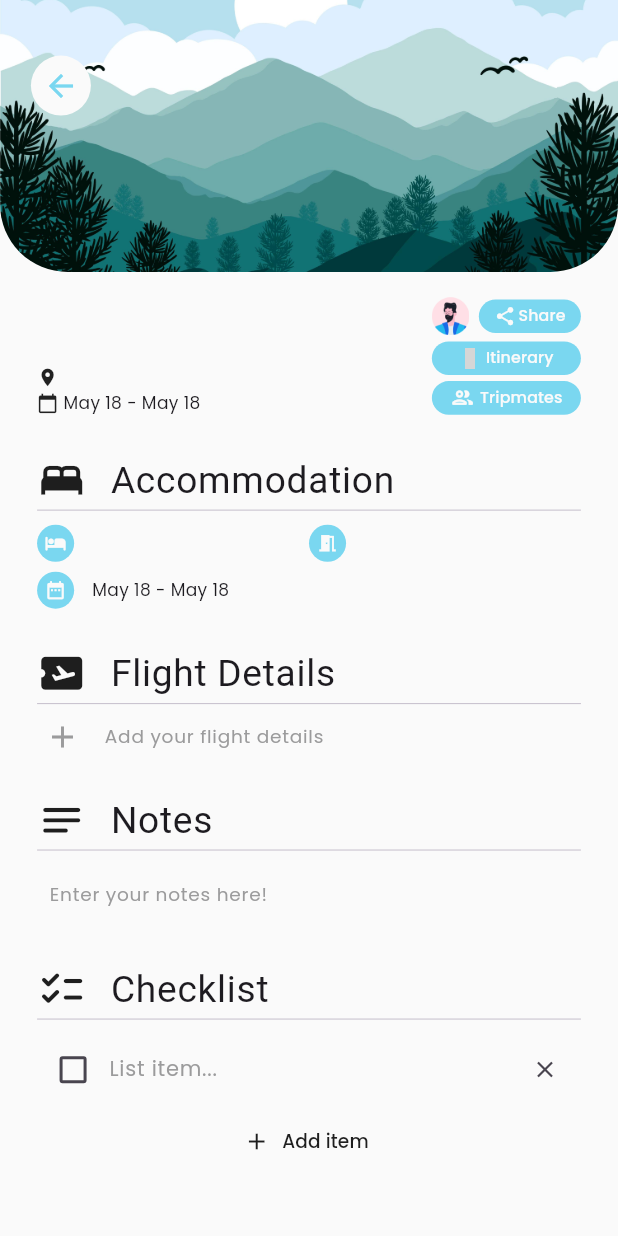
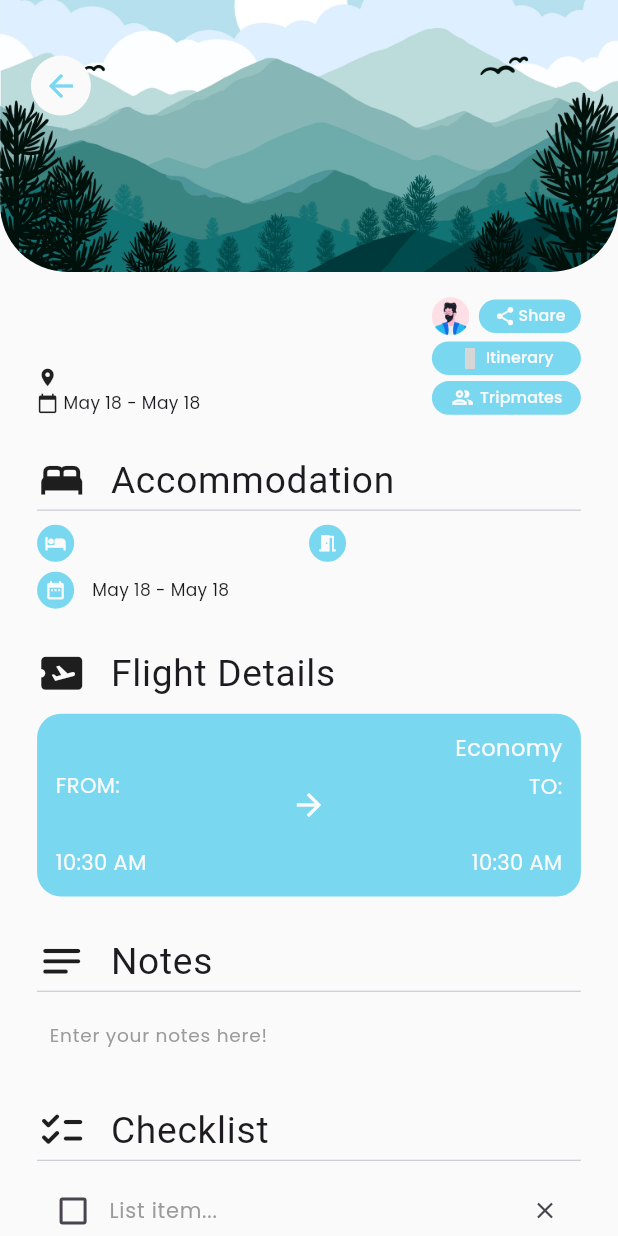
Before and after one commit to CMSC23-CD-1L-AY2024-2025-2ndSem/project-giovann_myko_jaco-et-al, a Flutter app: the TravelOverviewPage screen opened directly with empty values, after a tap on "Checklist", on a phone screen of 412 x 824 dp. Run offline on Flutter 3.47's test engine with Material 3 defaults, Android fonts, the phone set to English and light mode, and no system bars; our stand-ins replace cloud_firestore, country_picker, firebase_auth, firebase_core, get, iconsax and 3 more; missing offline and left inert: countries_utils; accounts and stored records are empty; generated files the repository leaves out were written again; Roboto replaces fonts that are missing (Cal Sans); grey boxes are pictures that could not be loaded.

Commit message:
fix: Travel plans now fully integrated in Firebase, will work on Itinerary integration once finalized

```diff
--- a/lib/controllers/firestore/travel_plan_database.dart
+++ b/lib/controllers/firestore/travel_plan_database.dart
@@ -44,7 +44,7 @@ class TravelPlanDatabase extends GetxController {
     plans.value = userPlans;
   },
   onError: (error, stackTrace) {
-    print('🔥 Error fetching travel plans: $error');
+    print('Error fetching travel plans: $error');
   },
   );
   }
@@ -61,10 +61,10 @@ class TravelPlanDatabase extends GetxController {
     await _db.collection('TravelPlans').doc(plan.id).update(plan.toJson());
   }
 
-  Future<void> addChecklistItem(TravelPlan plan, Checklist newItem) async {
-  final updatedChecklist = [...?plan.checklist, newItem];
-  final updatedPlan = plan.copyWith(checklist: updatedChecklist);
-  await updateTravelPlan(updatedPlan);
+
+  Future<void> updateChecklist(TravelPlan plan, List<Checklist> updatedChecklist) async {
+    final updatedPlan = plan.copyWith(checklist: updatedChecklist);
+    await TravelPlanDatabase.instance.updateTravelPlan(updatedPlan);
 }
 
 
--- a/lib/models/flight_details_model.dart
+++ b/lib/models/flight_details_model.dart
@@ -31,11 +31,11 @@ class FlightDetails {
       travelClass: json['travelClass'] ?? 'Economy',
       destFrom: json['destFrom'] ?? '',
       destFromTime: json['destFromTime'] != null
-          ? _timeOfDayFromString(json['destFromTime'])
+          ? timeOfDayFromString(json['destFromTime'])
           : null,
       destTo: json['destTo'] ?? '',
       destToTime: json['destToTime'] != null
-          ? _timeOfDayFromString(json['destToTime'])
+          ? timeOfDayFromString(json['destToTime'])
           : null,
     );
   }
@@ -45,19 +45,19 @@ class FlightDetails {
       'airlineName': airlineName,
       'travelClass': travelClass,
       'destFrom': destFrom,
-      'destFromTime': destFromTime != null ? _timeOfDayToString(destFromTime!) : null,
+      'destFromTime': destFromTime != null ? timeOfDayToString(destFromTime!) : null,
       'destTo': destTo,
-      'destToTime': destToTime != null ? _timeOfDayToString(destToTime!) : null,
+      'destToTime': destToTime != null ? timeOfDayToString(destToTime!) : null,
     };
   }
 
   // Converts TimeOfDay to string: "HH:mm"
-  static String _timeOfDayToString(TimeOfDay time) {
+  static String timeOfDayToString(TimeOfDay time) {
     return time.hour.toString().padLeft(2, '0') + ':' + time.minute.toString().padLeft(2, '0');
   }
 
   // Converts string: "HH:mm" to TimeOfDay
-  static TimeOfDay _timeOfDayFromString(String timeString) {
+  static TimeOfDay timeOfDayFromString(String timeString) {
     final parts = timeString.split(':');
     final hour = int.parse(parts[0]);
     final minute = int.parse(parts[1]);
--- a/lib/screens/travel-plan/travel_overview_page.dart
+++ b/lib/screens/travel-plan/travel_overview_page.dart
@@ -61,9 +61,9 @@ class _TravelOverviewPageState extends State<TravelOverviewPage> {
                         profilePicture,
                       ),
                       accommodationTile(context, screenWidth, screenHeight, widget.plan),
-                      flightTile(screenWidth, screenHeight),
-                      notesTile(screenWidth, screenHeight),
-                      checklistTile(screenWidth, screenHeight),
+                      flightTile(screenWidth, screenHeight, widget.plan),
+                      notesTile(screenWidth, screenHeight, widget.plan),
+                      ChecklistTile(width: screenWidth, height: screenHeight, plan: widget.plan)
                     ],
                   ),
                 ),
@@ -95,7 +95,7 @@ class _TravelOverviewPageState extends State<TravelOverviewPage> {
               children: [
                 Icon(Icons.location_on, size: height * 0.017177),
                 SizedBox(width: width * 0.008),
-                Text(plan.id!, style: TextStyle(fontSize: height * 0.0138)),
+                Text(plan.destination, style: TextStyle(fontSize: height * 0.0138)),
               ],
             ),
             SizedBox(height: height * 0.0014),
@@ -673,7 +673,7 @@ class _TravelOverviewPageState extends State<TravelOverviewPage> {
                     onTap: () async {
                       final picked = await showTimePicker(
                         context: context,
-                        initialTime: TimeOfDay.now(),
+                        initialTime: initialDetails == null ?TimeOfDay.now() : initialDetails.destFromTime!,
                       );
                       if (picked != null) {
                         setState(() => fromTime = picked);
@@ -693,7 +693,7 @@ class _TravelOverviewPageState extends State<TravelOverviewPage> {
                     onTap: () async {
                       final picked = await showTimePicker(
                         context: context,
-                        initialTime: TimeOfDay.now(),
+                        initialTime: initialDetails== null ? TimeOfDay.now(): initialDetails.destToTime!,
                       );
                       if (picked != null) {
                         setState(() => toTime = picked);
@@ -791,7 +791,7 @@ class _TravelOverviewPageState extends State<TravelOverviewPage> {
     return completer.future;
   }
 
-  Widget buildFlightCard(double width, double height) {
+  Widget buildFlightCard(double width, double height, FlightDetails details) {
     return Container(
       padding: EdgeInsets.all(width * 0.03),
       decoration: BoxDecoration(
@@ -805,7 +805,7 @@ class _TravelOverviewPageState extends State<TravelOverviewPage> {
               crossAxisAlignment: CrossAxisAlignment.start,
               children: [
                 Text(
-                  flightDetails!.airlineName,
+                  details.airlineName,
                   style: TextStyle(
                     fontSize: height * 0.0183,
                     color: AppColors.mutedWhite,
@@ -814,7 +814,7 @@ class _TravelOverviewPageState extends State<TravelOverviewPage> {
                 SizedBox(height: height * 0.005),
                 Text('FROM:', style: TextStyle(color: AppColors.mutedWhite)),
                 Text(
-                  flightDetails?.destFrom ?? '',
+                  details.destFrom,
                   style: TextStyle(
                     fontSize: height * 0.026,
                     fontFamily: "Cal Sans",
@@ -823,7 +823,7 @@ class _TravelOverviewPageState extends State<TravelOverviewPage> {
                   ),
                 ),
                 Text(
-                  flightDetails!.destFromTime as String,
+                  details.destFromTime!.format(context),
                   style: TextStyle(color: AppColors.mutedWhite),
                 ),
               ],
@@ -835,7 +835,7 @@ class _TravelOverviewPageState extends State<TravelOverviewPage> {
               crossAxisAlignment: CrossAxisAlignment.end,
               children: [
                 Text(
-                  flightDetails!.travelClass,
+                  details.travelClass,
                   style: TextStyle(
                     fontSize: height * 0.0183,
                     color: AppColors.mutedWhite,
@@ -844,7 +844,7 @@ class _TravelOverviewPageState extends State<TravelOverviewPage> {
                 SizedBox(height: height * 0.005),
                 Text('TO:', style: TextStyle(color: AppColors.mutedWhite)),
                 Text(
-                  flightDetails?.destTo ?? '',
+                  details.destTo,
                   style: TextStyle(
                     fontSize: height * 0.026,
                     fontFamily: "Cal Sans",
@@ -853,7 +853,7 @@ class _TravelOverviewPageState extends State<TravelOverviewPage> {
                   ),
                 ),
                 Text(
-                  flightDetails!.destToTime!.format(context),
+                  details.destToTime!.format(context),
                   style: TextStyle(color: AppColors.mutedWhite),
                 ),
               ],
@@ -864,7 +864,7 @@ class _TravelOverviewPageState extends State<TravelOverviewPage> {
     );
   }
 
-  Widget flightTile(double width, double height) {
+  Widget flightTile(double width, double height, TravelPlan? plan) {
     return GestureDetector(
       child: SizedBox(
         width: width * 0.88,
@@ -887,9 +887,9 @@ class _TravelOverviewPageState extends State<TravelOverviewPage> {
                 ),
               ),
             ),
-            if (hasFlightDetails) ...[
+            if (plan?.flight != null) ...[
               Padding(padding: EdgeInsets.only(top: height * 0.01)),
-              buildFlightCard(width, height),
+              buildFlightCard(width, height, plan!.flight!),
             ] else ...[
               Divider(height: height * 0.0036, thickness: height * 0.0009),
               ListTile(
@@ -912,12 +912,9 @@ class _TravelOverviewPageState extends State<TravelOverviewPage> {
                   ),
                 ),
                 onTap: () async {
-                  showAddFlight(context, (newFlightDetails) {
-                    setState(() {
-                      if (widget.plan.flight != null) {
-                        hasFlightDetails = true;
-                      }
-                    });
+                  showAddFlight(context, (newFlightDetails) async {
+                    plan?.flight = newFlightDetails;
+                    await TravelPlanDatabase.instance.updateTravelPlan(widget.plan);
                   }, widget.plan.flight);
                 },
               ),
@@ -929,18 +926,21 @@ class _TravelOverviewPageState extends State<TravelOverviewPage> {
   }
 
   // USE AS PLACEHOLDER
-  TextEditingController notesController = TextEditingController();
 
-  @override
-  void dispose() {
-    notesController.dispose();
-    super.dispose();
+
+
+
+  Widget notesTile(double width, double height, TravelPlan? plan) {
+  final TextEditingController notesController = TextEditingController();
+
+  if (plan?.notes != null && plan!.notes!.isNotEmpty) {
+    notesController.text = plan.notes!;
   }
 
-  Widget notesTile(double width, double height) {
   return SizedBox(
     width: width * 0.88,
     child: Column(
+      crossAxisAlignment: CrossAxisAlignment.start,
       children: [
         ListTile(
           contentPadding: EdgeInsets.zero,
@@ -960,7 +960,17 @@ class _TravelOverviewPageState extends State<TravelOverviewPage> {
           ),
         ),
         Divider(height: height * 0.0036, thickness: height * 0.0009),
-          TextField(
+        Focus(
+          onFocusChange: (hasFocus) async {
+            if (!hasFocus) {
+              final trimmedNotes = notesController.text.trim();
+              if (trimmedNotes != plan?.notes) {
+                plan?.notes = trimmedNotes;
+                await TravelPlanDatabase.instance.updateTravelPlan(widget.plan);
+              }
+            }
+          },
+          child: TextField(
             controller: notesController,
             cursorColor: AppColors.black,
             maxLines: null,
@@ -985,51 +995,60 @@ class _TravelOverviewPageState extends State<TravelOverviewPage> {
               hintText: "Enter your notes here!",
             ),
           ),
-          // ListTile(
-          //   contentPadding: EdgeInsets.only(
-          //     left: width * 0.012,
-          //     top: height * 0.01,
-          //   ),
-          //   minTileHeight: height * 0.03,
-          //   minVerticalPadding: 0,
-          //   leading: Icon(
-          //     Icons.add,
-          //     color: Color.fromRGBO(155, 155, 156, 1),
-          //   ),
-          //   title: Text(
-          //     "Enter your notes here!",
-          //     style: TextStyle(
-          //       fontSize: height * 0.015,
-          //       fontWeight: FontWeight.w400,
-          //       color: Color.fromRGBO(155, 155, 156, 1),
-          //     ),
-          //   ),
-          // ),
+        ),
       ],
     ),
   );
 }
+}
 
-  // TEMP REPLACEMENT FOR DATABASE
-  bool isChecklist = false; // initially set to false
-  List<Checklist> checklistItems = [
-    // FOR CHECKING PURPOSE
-    // Checklist(title: "Go to mountains", isChecked: false),
-    // Checklist(title: "Go to pool", isChecked: false),
-    // Checklist(title: "See flower field", isChecked: true),
-  ];
+class ChecklistTile extends StatefulWidget {
+  final double width;
+  final double height;
+  final TravelPlan? plan;
 
-  void addChecklistItems() {
+  const ChecklistTile({
+    super.key,
+    required this.width,
+    required this.height,
+    required this.plan,
+  });
+
+  @override
+  State<ChecklistTile> createState() => _ChecklistTileState();
+}
+
+class _ChecklistTileState extends State<ChecklistTile> {
+  late bool isChecklist;
+  late List<Checklist> checklistItems;
+
+  @override
+  void initState() {
+    super.initState();
+    isChecklist = widget.plan?.checklist?.isNotEmpty ?? false;
+    checklistItems = List<Checklist>.from(widget.plan?.checklist ?? []);
+  }
+
+  Future<void> _updateChecklistInDb() async {
+    if (widget.plan?.id != null) {
+      await TravelPlanDatabase.instance.updateChecklist(widget.plan!, checklistItems);
+    }
+  }
+
+  @override
+  Widget build(BuildContext context) {
+    final width = widget.width;
+    final height = widget.height;
+
+    return GestureDetector(
+      onTap: () async {
+        if (!isChecklist) {
           setState(() {
             isChecklist = true;
             checklistItems.add(Checklist());
           });
+          await _updateChecklistInDb();
         }
-
-  Widget checklistTile(double width, double height) {
-    return GestureDetector(
-      onTap: () {
-        if (!isChecklist) addChecklistItems();
       },
       child: SizedBox(
         width: width * 0.88,
@@ -1039,11 +1058,7 @@ class _TravelOverviewPageState extends State<TravelOverviewPage> {
               contentPadding: EdgeInsets.zero,
               minTileHeight: height * 0.03,
               minVerticalPadding: 0,
-              leading: Icon(
-                Icons.checklist_rounded,
-                color: AppColors.black,
-                size: width * 0.08,
-              ),
+              leading: Icon(Icons.checklist_rounded, color: AppColors.black, size: width * 0.08),
               title: Text(
                 "Checklist",
                 style: TextStyle(
@@ -1057,7 +1072,7 @@ class _TravelOverviewPageState extends State<TravelOverviewPage> {
             if (isChecklist) ...[
               ListView.builder(
                 shrinkWrap: true,
-                physics: NeverScrollableScrollPhysics(),
+                physics: const NeverScrollableScrollPhysics(),
                 itemCount: checklistItems.length,
                 itemBuilder: (context, index) {
                   final item = checklistItems[index];
@@ -1066,13 +1081,20 @@ class _TravelOverviewPageState extends State<TravelOverviewPage> {
                       Checkbox(
                         value: item.isChecked,
                         activeColor: AppColors.primary,
-                        onChanged: (val) {
+                        onChanged: (val) async {
                           setState(() {
                             item.isChecked = val ?? false;
                           });
+                          await _updateChecklistInDb();
                         },
                       ),
                       Expanded(
+                        child: Focus(
+                          onFocusChange: (hasFocus) async {
+                            if (!hasFocus) {
+                              await _updateChecklistInDb();
+                            }
+                          },
                           child: TextFormField(
                             initialValue: item.title,
                             onChanged: (val) {
@@ -1089,33 +1111,38 @@ class _TravelOverviewPageState extends State<TravelOverviewPage> {
                               hintStyle: TextStyle(
                                 fontSize: height * 0.017,
                                 fontWeight: FontWeight.w400,
-                              color: Color.fromRGBO(155, 155, 156, 1),
+                                color: const Color.fromRGBO(155, 155, 156, 1),
                               ),
                               hintText: 'List item...',
                               border: InputBorder.none,
                             ),
                           ),
                         ),
+                      ),
                       IconButton(
-                        icon: Icon(Icons.close, size: 18),
-                        onPressed: () {
+                        icon: const Icon(Icons.close, size: 18),
+                        onPressed: () async {
                           setState(() {
                             checklistItems.removeAt(index);
                             if (checklistItems.isEmpty) {
                               isChecklist = false;
                             }
                           });
+                          await _updateChecklistInDb();
                         },
                       ),
                     ],
                   );
                 },
               ),
-
-              // Add new empty item row
               TextButton.icon(
-                onPressed: addChecklistItems,
-                icon: Icon(Icons.add, size: 18, color: AppColors.black),
+                onPressed: () async {
+                  setState(() {
+                    checklistItems.add(Checklist());
+                  });
+                  await _updateChecklistInDb();
+                },
+                icon: const Icon(Icons.add, size: 18, color: AppColors.black),
                 label: Text(
                   "Add item",
                   style: TextStyle(fontSize: height * 0.015),
@@ -1127,7 +1154,7 @@ class _TravelOverviewPageState extends State<TravelOverviewPage> {
                 contentPadding: EdgeInsets.only(left: width * 0.012),
                 minTileHeight: height * 0.03,
                 minVerticalPadding: 0,
-                leading: Icon(
+                leading: const Icon(
                   Icons.add,
                   color: Color.fromRGBO(155, 155, 156, 1),
                 ),
```
Also changed, not shown: lib/models/travel_plan_model.dart (+7 -0 lines). Lines whose indentation alone changed are shown as unchanged.
